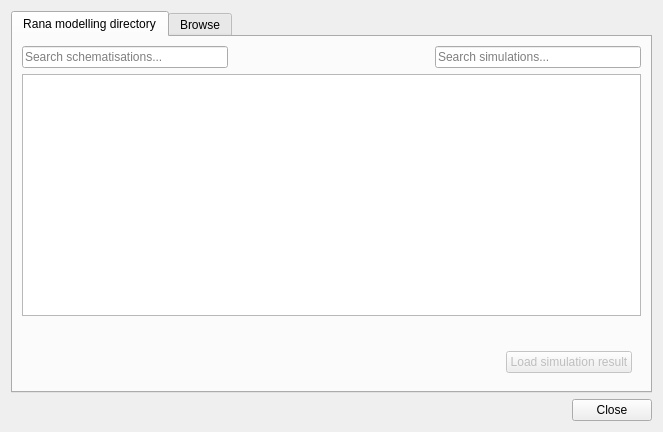
Old version of the form gui/threedi_plugin_grid_result_dialog.ui in the repository nens/threedi-results-analysis.
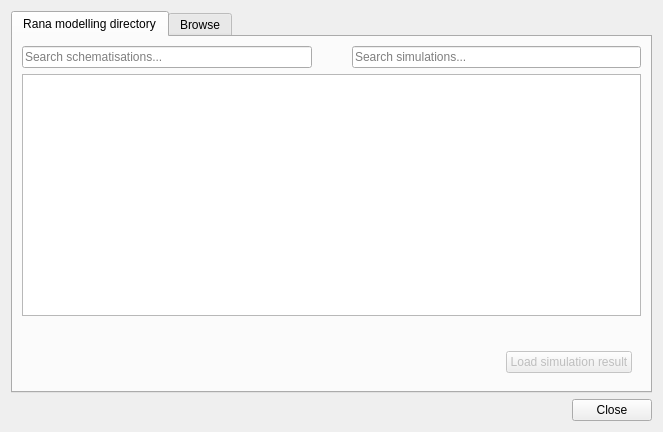
New version of the form. Custom widgets are drawn as their Qt base class.

Patch:
```diff
--- a/gui/threedi_plugin_grid_result_dialog.ui
+++ b/gui/threedi_plugin_grid_result_dialog.ui
@@ -26,7 +26,7 @@
       <layout class="QVBoxLayout" name="verticalLayout_2">
        <item>
         <widget class="QWidget" name="widget_2" native="true">
-         <layout class="QHBoxLayout" name="horizontalLayout_3">
+         <layout class="QHBoxLayout" name="horizontalLayout_3" stretch="1,0,1">
           <property name="spacing">
            <number>0</number>
           </property>
```
